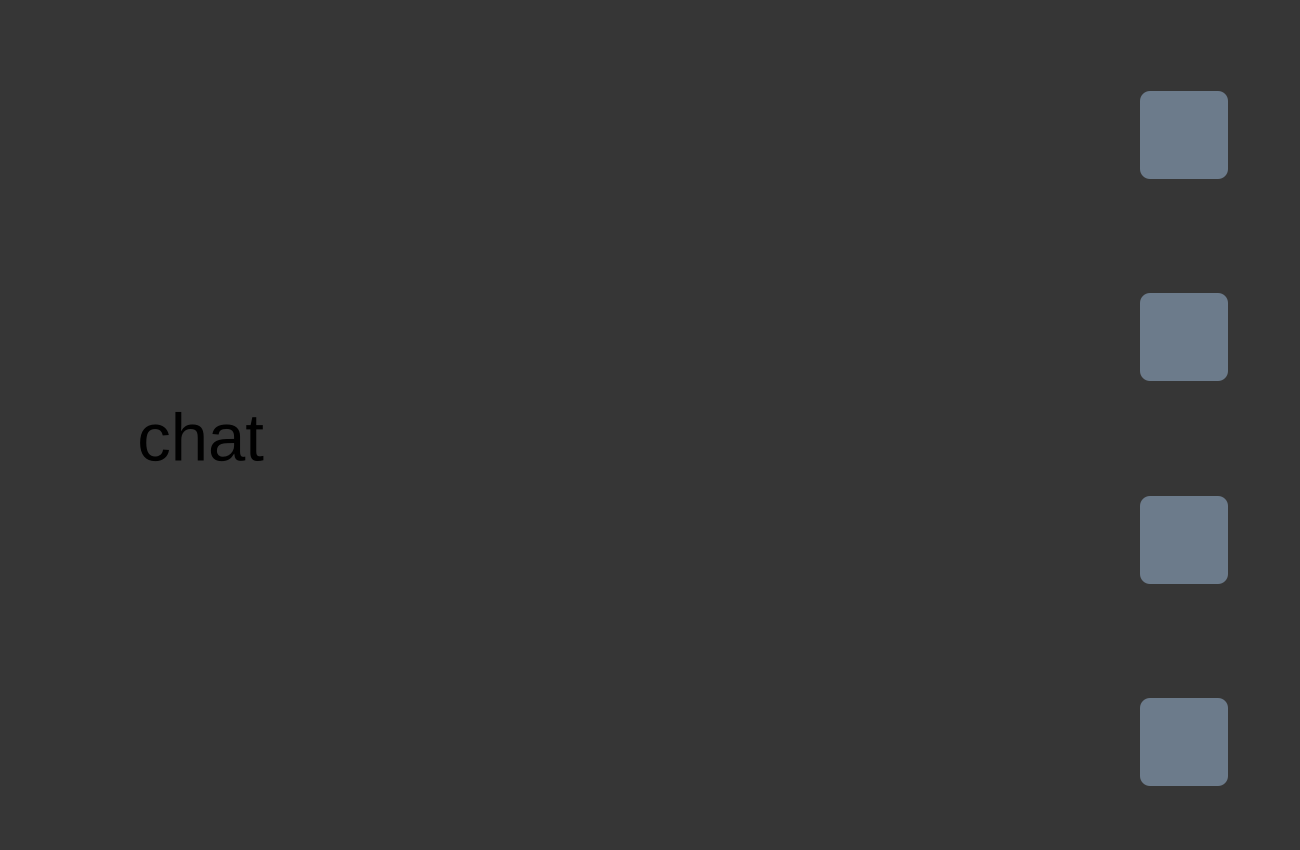
Qt form OICQ/mainwindow.ui (OvOq/Oicq2.0) before a commit.
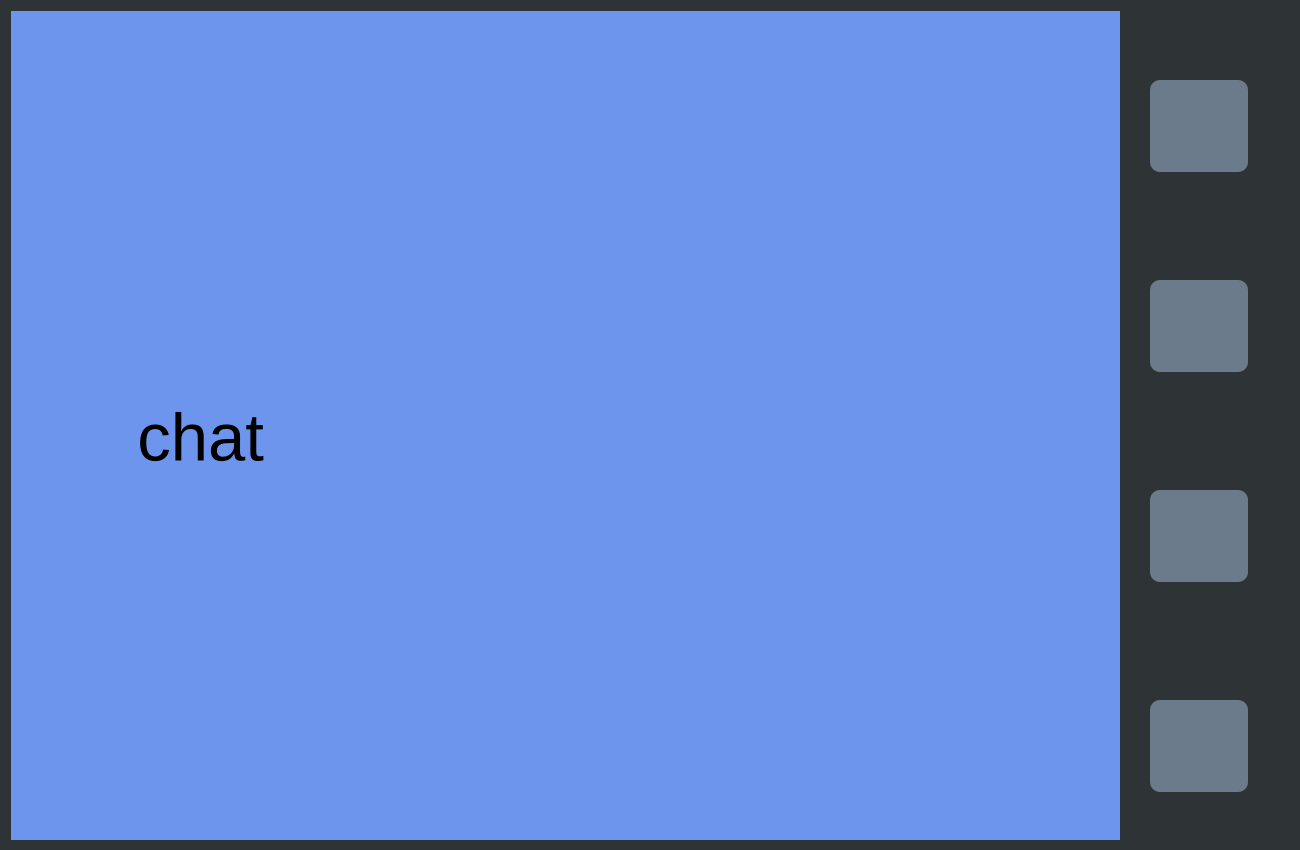
The same form after that commit. The open tabs and pages were chosen to show the change. Icons and pictures are not drawn.

The edit to the form file:
```diff
--- a/OICQ/mainwindow.ui
+++ b/OICQ/mainwindow.ui
@@ -42,7 +42,7 @@
     </size>
    </property>
    <property name="styleSheet">
-    <string notr="true">background-color: rgb(54, 54, 54);</string>
+    <string notr="true">background-color: rgb(46, 52, 54);</string>
    </property>
    <widget class="QWidget" name="gridLayoutWidget">
     <property name="geometry">
@@ -56,6 +56,9 @@
     <layout class="QGridLayout" name="gridLayout">
      <item row="0" column="0">
       <widget class="QStackedWidget" name="StackWidget">
+       <property name="styleSheet">
+        <string notr="true">background-color: rgb(79,79,79);</string>
+       </property>
        <widget class="QWidget" name="mainpage">
         <widget class="QLabel" name="label">
          <property name="geometry">
@@ -97,6 +100,9 @@
         </widget>
        </widget>
        <widget class="QWidget" name="chatpage">
+        <property name="styleSheet">
+         <string notr="true">background-color: rgb(110, 149, 237);</string>
+        </property>
         <widget class="QLabel" name="label_3">
          <property name="geometry">
           <rect>
@@ -111,6 +117,9 @@
            <pointsize>50</pointsize>
           </font>
          </property>
+         <property name="styleSheet">
+          <string notr="true"/>
+         </property>
          <property name="text">
           <string>       chat</string>
          </property>
@@ -120,18 +129,15 @@
      </item>
     </layout>
    </widget>
-   <widget class="QWidget" name="gridLayoutWidget_2">
-    <property name="geometry">
-     <rect>
-      <x>1129</x>
-      <y>0</y>
-      <width>171</width>
-      <height>851</height>
-     </rect>
-    </property>
-    <layout class="QGridLayout" name="gridLayout_2">
-     <item row="0" column="1">
       <widget class="QToolButton" name="toolButton">
+    <property name="geometry">
+     <rect>
+      <x>1254</x>
+      <y>1</y>
+      <width>19</width>
+      <height>19</height>
+     </rect>
+    </property>
        <property name="styleSheet">
         <string notr="true">border-radius:100px;</string>
        </property>
@@ -143,22 +149,15 @@
          <normaloff>:/new/prefix1/image/mini.png</normaloff>:/new/prefix1/image/mini.png</iconset>
        </property>
       </widget>
-     </item>
-     <item row="1" column="2">
-      <spacer name="verticalSpacer">
-       <property name="orientation">
-        <enum>Qt::Vertical</enum>
-       </property>
-       <property name="sizeHint" stdset="0">
-        <size>
-         <width>20</width>
-         <height>40</height>
-        </size>
-       </property>
-      </spacer>
-     </item>
-     <item row="0" column="2">
       <widget class="QToolButton" name="toolButton_2">
+    <property name="geometry">
+     <rect>
+      <x>1279</x>
+      <y>1</y>
+      <width>19</width>
+      <height>19</height>
+     </rect>
+    </property>
        <property name="styleSheet">
         <string notr="true">border-radius:100px;</string>
        </property>
@@ -170,61 +169,15 @@
          <normaloff>:/new/prefix1/image/close.png</normaloff>:/new/prefix1/image/close.png</iconset>
        </property>
       </widget>
-     </item>
-     <item row="2" column="2">
-      <spacer name="verticalSpacer_2">
-       <property name="orientation">
-        <enum>Qt::Vertical</enum>
-       </property>
-       <property name="sizeHint" stdset="0">
-        <size>
-         <width>20</width>
-         <height>40</height>
-        </size>
-       </property>
-      </spacer>
-     </item>
-     <item row="4" column="2">
-      <spacer name="verticalSpacer_4">
-       <property name="orientation">
-        <enum>Qt::Vertical</enum>
-       </property>
-       <property name="sizeHint" stdset="0">
-        <size>
-         <width>20</width>
-         <height>40</height>
-        </size>
-       </property>
-      </spacer>
-     </item>
-     <item row="3" column="2">
-      <spacer name="verticalSpacer_3">
-       <property name="orientation">
-        <enum>Qt::Vertical</enum>
-       </property>
-       <property name="sizeHint" stdset="0">
-        <size>
-         <width>20</width>
-         <height>40</height>
-        </size>
-       </property>
-      </spacer>
-     </item>
-     <item row="0" column="0">
-      <spacer name="horizontalSpacer">
-       <property name="orientation">
-        <enum>Qt::Horizontal</enum>
-       </property>
-       <property name="sizeHint" stdset="0">
-        <size>
-         <width>40</width>
-         <height>20</height>
-        </size>
-       </property>
-      </spacer>
-     </item>
-     <item row="1" column="0">
       <widget class="QToolButton" name="toolButton_3">
+    <property name="geometry">
+     <rect>
+      <x>1150</x>
+      <y>80</y>
+      <width>98</width>
+      <height>92</height>
+     </rect>
+    </property>
        <property name="styleSheet">
         <string notr="true">background-color: rgb(108, 123, 139);
 border-radius:10px;</string>
@@ -238,14 +191,26 @@
        </property>
        <property name="iconSize">
         <size>
-         <width>85</width>
-         <height>85</height>
-        </size>
-       </property>
-      </widget>
-     </item>
-     <item row="2" column="0">
+      <width>95</width>
+      <height>89</height>
+     </size>
+    </property>
+    <property name="checkable">
+     <bool>true</bool>
+    </property>
+    <property name="autoExclusive">
+     <bool>true</bool>
+    </property>
+   </widget>
       <widget class="QToolButton" name="toolButton_4">
+    <property name="geometry">
+     <rect>
+      <x>1150</x>
+      <y>280</y>
+      <width>98</width>
+      <height>92</height>
+     </rect>
+    </property>
        <property name="styleSheet">
         <string notr="true">background-color: rgb(108, 123, 139);
 border-radius:10px;</string>
@@ -259,14 +224,20 @@
        </property>
        <property name="iconSize">
         <size>
-         <width>85</width>
-         <height>85</height>
+      <width>95</width>
+      <height>89</height>
         </size>
        </property>
       </widget>
-     </item>
-     <item row="3" column="0">
       <widget class="QToolButton" name="toolButton_5">
+    <property name="geometry">
+     <rect>
+      <x>1150</x>
+      <y>490</y>
+      <width>98</width>
+      <height>92</height>
+     </rect>
+    </property>
        <property name="styleSheet">
         <string notr="true">background-color: rgb(108, 123, 139);
 border-radius:10px;</string>
@@ -280,14 +251,20 @@
        </property>
        <property name="iconSize">
         <size>
-         <width>85</width>
-         <height>85</height>
+      <width>95</width>
+      <height>89</height>
         </size>
        </property>
       </widget>
-     </item>
-     <item row="4" column="0">
       <widget class="QToolButton" name="toolButton_6">
+    <property name="geometry">
+     <rect>
+      <x>1150</x>
+      <y>700</y>
+      <width>98</width>
+      <height>92</height>
+     </rect>
+    </property>
        <property name="styleSheet">
         <string notr="true">background-color: rgb(108, 123, 139);
 border-radius:10px;</string>
@@ -301,13 +278,10 @@
        </property>
        <property name="iconSize">
         <size>
-         <width>85</width>
-         <height>85</height>
-        </size>
-       </property>
-      </widget>
-     </item>
-    </layout>
+      <width>95</width>
+      <height>89</height>
+     </size>
+    </property>
    </widget>
   </widget>
  </widget>
```
Left out of the diff: 14 changed lines with no effect on the pictures. Lines whose indentation alone changed are shown as unchanged.
